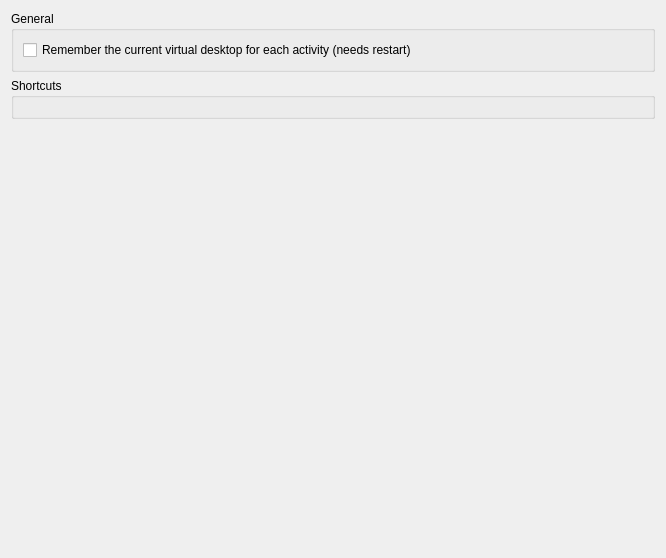
This is kcms/activities/ui/SwitchingTabBase.ui in feren-OS/plasma-desktop-kcms as Qt 5 draws it before an edit. The edited form follows.
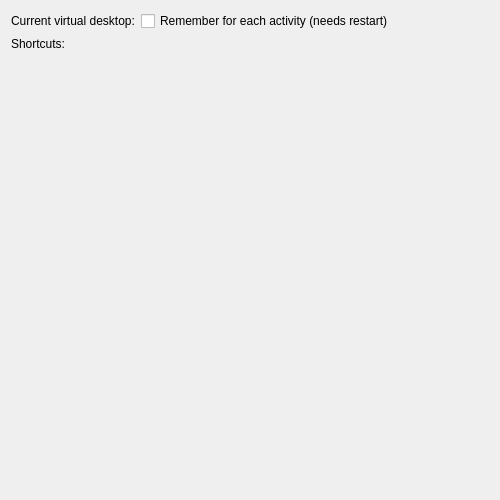
This is the edited form. Custom widgets are drawn as their Qt base class.

What changed in the file:
```diff
--- a/kcms/activities/ui/SwitchingTabBase.ui
+++ b/kcms/activities/ui/SwitchingTabBase.ui
@@ -6,38 +6,41 @@
    <rect>
     <x>0</x>
     <y>0</y>
-    <width>666</width>
-    <height>558</height>
+    <width>500</width>
+    <height>500</height>
    </rect>
   </property>
   <layout class="QVBoxLayout" name="verticalLayout">
    <item>
-    <widget class="QGroupBox" name="groupBox_2">
-     <property name="title">
-      <string>General</string>
+    <layout class="QFormLayout" name="formLayout">
+     <property name="formAlignment">
+      <set>Qt::AlignHCenter|Qt::AlignTop</set>
      </property>
-     <layout class="QVBoxLayout" name="verticalLayout_7">
-      <item>
+     <item row="0" column="1">
        <widget class="QCheckBox" name="checkRememberVirtualDesktop">
         <property name="text">
-         <string>Remember the current virtual desktop for each activity (needs restart)</string>
+        <string>Remember for each activity (needs restart)</string>
+       </property>
+      </widget>
+     </item>
+     <item row="0" column="0">
+      <widget class="QLabel" name="label_2">
+       <property name="text">
+        <string>Current virtual desktop:</string>
         </property>
        </widget>
       </item>
      </layout>
-    </widget>
    </item>
    <item>
-    <widget class="QGroupBox" name="groupBox">
-     <property name="title">
-      <string>Shortcuts</string>
+    <widget class="QLabel" name="label_1">
+     <property name="text">
+      <string>Shortcuts:</string>
      </property>
-     <layout class="QVBoxLayout" name="verticalLayout_6">
+    </widget>
+   </item>
       <item>
        <widget class="KShortcutsEditor" name="scActivities"/>
-      </item>
-     </layout>
-    </widget>
    </item>
    <item>
     <spacer name="verticalSpacer">
```
Lines whose indentation alone changed are shown as unchanged.
